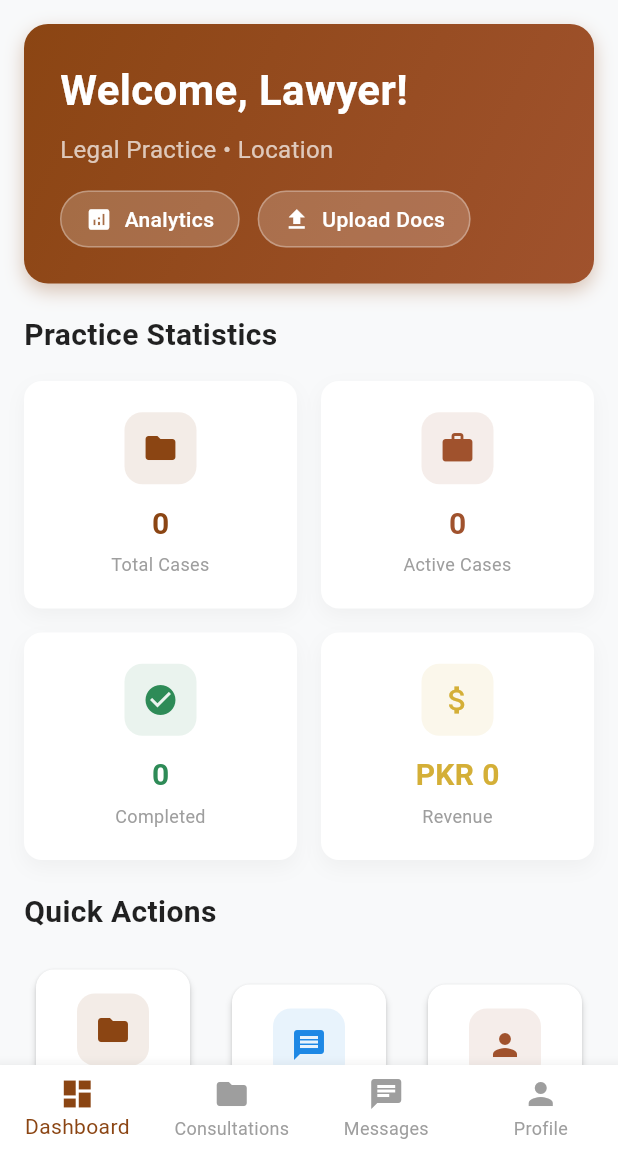
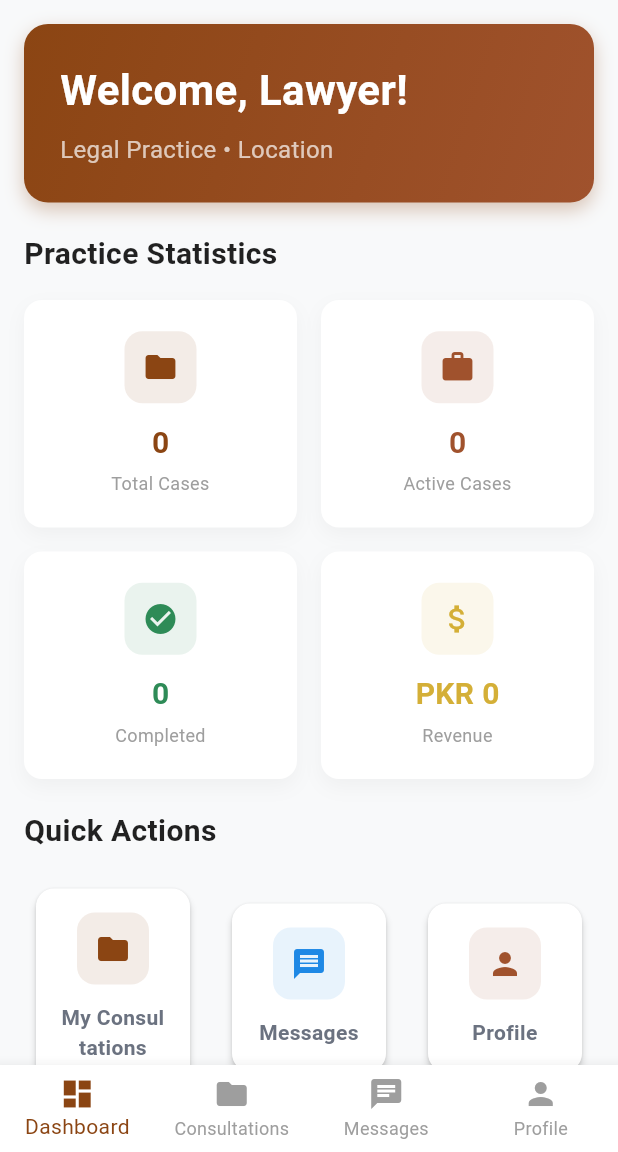
Before and after one commit to DeveloperSarim/ServirPak, a Flutter app: the LawyerDashboard screen opened directly, on a phone screen of 412 x 824 dp, the part 84-1236 px from its top. Run offline on Flutter 3.47's test engine with Material 3 defaults, Android fonts, the phone set to English and light mode, and no system bars; our stand-ins replace cloud_firestore, file_picker, firebase_auth, firebase_core, image_picker, shared_preferences; missing offline and left inert: mailer; accounts and stored records are empty.

Commit message:
Update lawyer_dashboard.dart

```diff
--- a/lib/screens/lawyer/lawyer_dashboard.dart
+++ b/lib/screens/lawyer/lawyer_dashboard.dart
@@ -8,7 +8,6 @@ import '../../models/consultation_model.dart';
 import '../../models/user_model.dart';
 import '../../models/chat_model.dart';
 import '../auth/login_screen.dart';
-import 'lawyer_analytics_screen.dart';
 import 'lawyer_chat_list_screen.dart';
 import 'lawyer_consultations_screen.dart';
 import 'lawyer_chat_screen.dart';
@@ -280,55 +279,7 @@ class _LawyerDashboardState extends State<LawyerDashboard> {
             '${_currentLawyer?.specialization ?? 'Legal Practice'} • ${_currentLawyer?.city ?? 'Location'}',
             style: const TextStyle(fontSize: 16, color: Colors.white70),
           ),
-          const SizedBox(height: 16),
-          Row(
-            children: [
-              _buildQuickActionButton(
-                'Analytics',
-                Icons.analytics,
-                () => _navigateToAnalytics(),
-              ),
-              const SizedBox(width: 12),
-              _buildQuickActionButton(
-                'Upload Docs',
-                Icons.upload,
-                () => setState(() => _selectedIndex = 3),
-              ),
-            ],
-          ),
         ],
-      ),
-    );
-  }
-
-  Widget _buildQuickActionButton(
-    String title,
-    IconData icon,
-    VoidCallback onTap,
-  ) {
-    return InkWell(
-      onTap: onTap,
-      child: Container(
-        padding: const EdgeInsets.symmetric(horizontal: 16, vertical: 8),
-        decoration: BoxDecoration(
-          color: Colors.white.withOpacity(0.2),
-          borderRadius: BorderRadius.circular(20),
-          border: Border.all(color: Colors.white.withOpacity(0.3)),
-        ),
-        child: Row(
-          mainAxisSize: MainAxisSize.min,
-          children: [
-            Icon(icon, color: Colors.white, size: 18),
-            const SizedBox(width: 8),
-            Text(
-              title,
-              style: const TextStyle(
-                color: Colors.white,
-                fontWeight: FontWeight.w500,
-              ),
-            ),
-          ],
-        ),
       ),
     );
   }
@@ -1076,17 +1027,6 @@ class _LawyerDashboardState extends State<LawyerDashboard> {
     return const LawyerProfileManagementScreen();
   }
 
-  void _navigateToAnalytics() {
-    if (_currentLawyer != null) {
-      Navigator.push(
-        context,
-        MaterialPageRoute(
-          builder: (context) => LawyerAnalyticsScreen(lawyer: _currentLawyer!),
-        ),
-      );
-    }
-  }
-
   void _showCaseNotesDialog() {
     showDialog(
       context: context,
@@ -1248,17 +1188,6 @@ class _LawyerDashboardState extends State<LawyerDashboard> {
                 onPressed: () => Navigator.pop(context),
                 child: const Text('Close'),
               ),
-              ElevatedButton(
-                onPressed: () {
-                  Navigator.pop(context);
-                  _navigateToAnalytics();
-                },
-                style: ElevatedButton.styleFrom(
-                  backgroundColor: const Color(0xFF8B4513),
-                  foregroundColor: Colors.white,
-                ),
-                child: const Text('View Analytics'),
-              ),
             ],
           );
         },
```
